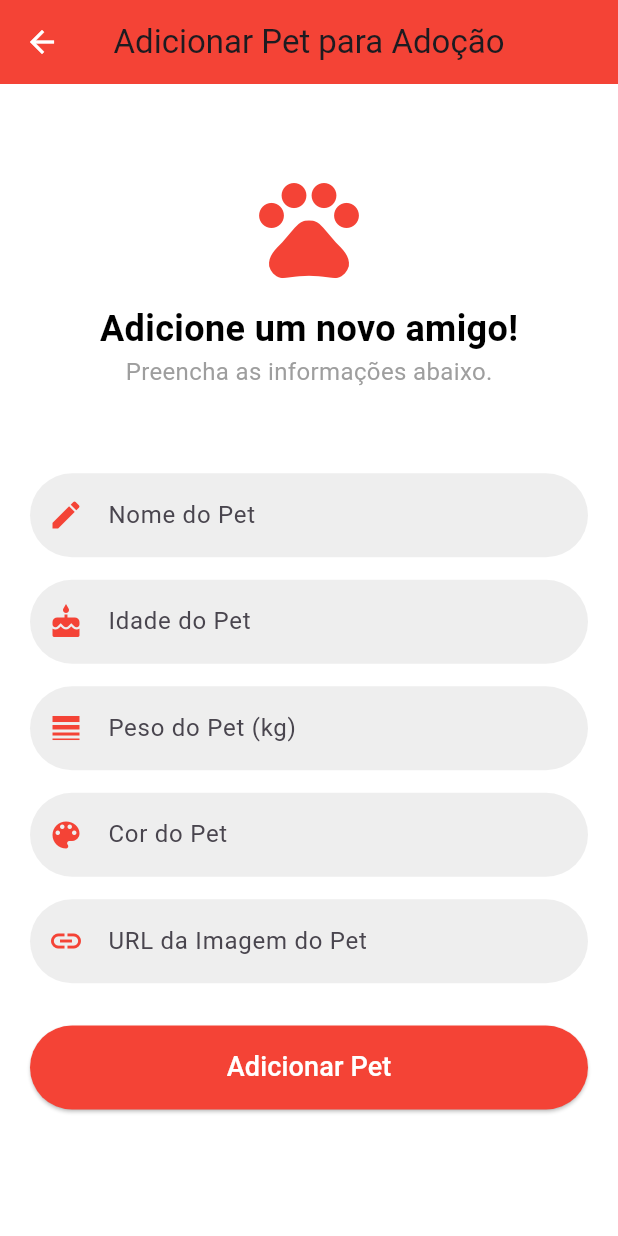
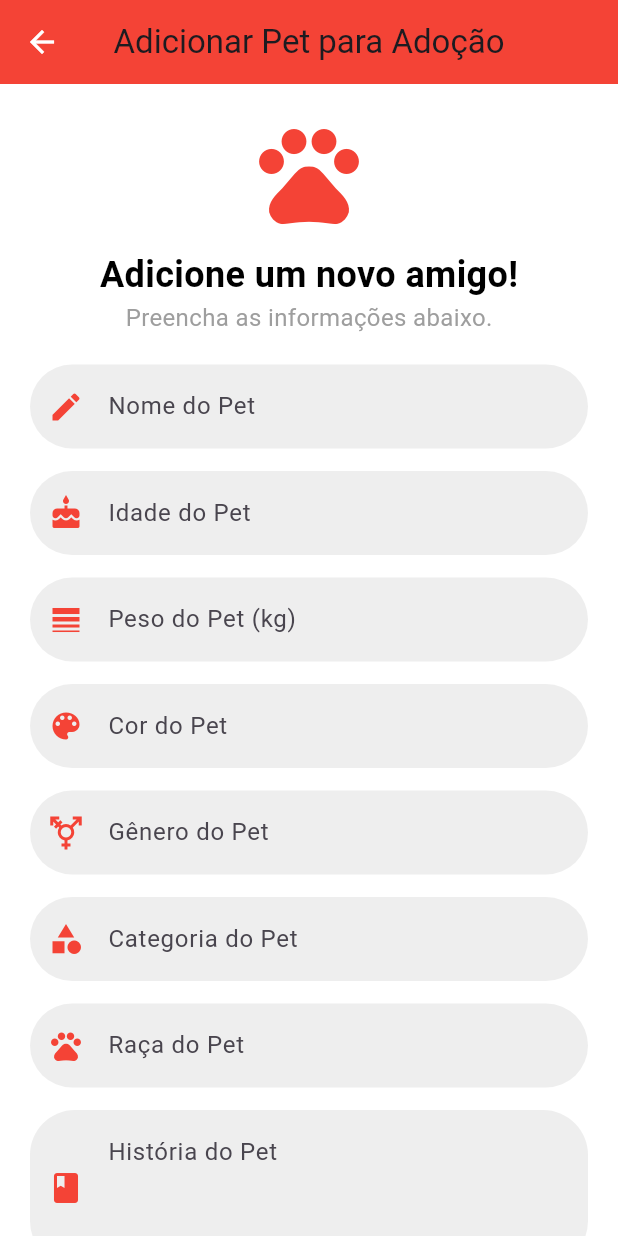
Before and after one commit to oFelipeee/Pet_adopt, a Flutter app: the AddPetScreen screen opened directly, on a phone screen of 412 x 824 dp. Run offline on Flutter 3.47's test engine with Material 3 defaults, Android fonts, the phone set to English and light mode, and no system bars; our stand-ins replace shared_preferences; accounts and stored records are empty.

Commit message:
Estilização

```diff
--- a/lib/view/add_pet_screen.dart
+++ b/lib/view/add_pet_screen.dart
@@ -8,6 +8,10 @@ class AddPetScreen extends StatelessWidget {
   final TextEditingController weightController = TextEditingController();
   final TextEditingController colorController = TextEditingController();
   final TextEditingController imageController = TextEditingController();
+  final TextEditingController genderController = TextEditingController();
+  final TextEditingController categoryController = TextEditingController();
+  final TextEditingController breedController = TextEditingController();
+  final TextEditingController storyController = TextEditingController();
 
   @override
   Widget build(BuildContext context) {
@@ -26,11 +30,12 @@ class AddPetScreen extends StatelessWidget {
           ),
         ),
         backgroundColor: Colors.white,
-        body: Padding(
+        body: SingleChildScrollView(
+          child: Padding(
             padding: const EdgeInsets.symmetric(horizontal: 20.0),
             child: Column(
               children: [
-              const Spacer(flex: 2),
+                const SizedBox(height: 20),
 
                 // Ícone e Header
                 Column(
@@ -55,7 +60,7 @@ class AddPetScreen extends StatelessWidget {
                     ),
                   ],
                 ),
-              const Spacer(flex: 2),
+                const SizedBox(height: 20),
 
                 // Campos de entrada
                 _buildTextField(
@@ -85,23 +90,54 @@ class AddPetScreen extends StatelessWidget {
                 ),
                 const SizedBox(height: 15),
                 _buildTextField(
+                  genderController,
+                  "Gênero do Pet",
+                  prefixIcon: Icons.transgender,
+                ),
+                const SizedBox(height: 15),
+                _buildTextField(
+                  categoryController,
+                  "Categoria do Pet",
+                  prefixIcon: Icons.category,
+                ),
+                const SizedBox(height: 15),
+                _buildTextField(
+                  breedController,
+                  "Raça do Pet",
+                  prefixIcon: Icons.pets,
+                ),
+                const SizedBox(height: 15),
+                _buildTextField(
+                  storyController,
+                  "História do Pet",
+                  prefixIcon: Icons.book,
+                  maxLines: 3,
+                ),
+                const SizedBox(height: 15),
+                _buildTextField(
                   imageController,
                   "URL da Imagem do Pet",
                   prefixIcon: Icons.link,
                 ),
-              const Spacer(),
+                const SizedBox(height: 20),
 
                 // Botão de Adicionar
                 SizedBox(
                   width: double.infinity,
                   child: ElevatedButton(
                     onPressed: () async {
+                      // Validação dos campos
+                      if (_validateFields(context)) {
                         try {
                           await petController.addPet(
                             name: nameController.text,
                             age: int.parse(ageController.text),
                             weight: double.parse(weightController.text),
                             color: colorController.text,
+                            gender: genderController.text,
+                            category: categoryController.text,
+                            breed: breedController.text,
+                            story: storyController.text,
                             images: [imageController.text],
                           );
                           ScaffoldMessenger.of(context).showSnackBar(
@@ -113,6 +149,7 @@ class AddPetScreen extends StatelessWidget {
                           ScaffoldMessenger.of(context).showSnackBar(
                             SnackBar(content: Text('Erro: $e')),
                           );
+                        }
                       }
                     },
                     style: ElevatedButton.styleFrom(
@@ -131,11 +168,61 @@ class AddPetScreen extends StatelessWidget {
                     ),
                   ),
                 ),
-              const Spacer(flex: 3),
+                const SizedBox(height: 30),
               ],
             ),
           ),
         ),
+      ),
+    );
+  }
+
+  // Função para validar os campos
+  bool _validateFields(BuildContext context) {
+    if (nameController.text.isEmpty ||
+        ageController.text.isEmpty ||
+        weightController.text.isEmpty ||
+        colorController.text.isEmpty ||
+        genderController.text.isEmpty ||
+        categoryController.text.isEmpty ||
+        breedController.text.isEmpty ||
+        storyController.text.isEmpty ||
+        imageController.text.isEmpty) {
+      _showAlert(context, "Por favor, preencha todos os campos.");
+      return false;
+    }
+
+    if (int.tryParse(ageController.text) == null || int.parse(ageController.text) <= 0) {
+      _showAlert(context, "Idade inválida. Por favor, insira um número positivo.");
+      return false;
+    }
+
+    if (double.tryParse(weightController.text) == null || double.parse(weightController.text) <= 0) {
+      _showAlert(context, "Peso inválido. Por favor, insira um número positivo.");
+      return false;
+    }
+
+    return true;
+  }
+
+  // Função para exibir o alerta
+  void _showAlert(BuildContext context, String message) {
+    showDialog(
+      context: context,
+      builder: (BuildContext context) {
+        return AlertDialog(
+          title: const Text("Erro"),
+          content: Text(message),
+          actions: <Widget>[
+            TextButton(
+              onPressed: () {
+                Navigator.of(context).pop();
+              },
+              child: const Text("OK"),
+            ),
+          ],
+        );
+      },
     );
   }
 
@@ -144,10 +231,12 @@ class AddPetScreen extends StatelessWidget {
     String hint, {
     TextInputType? keyboardType,
     IconData? prefixIcon,
+    int maxLines = 1,
   }) {
     return TextField(
       controller: controller,
       keyboardType: keyboardType,
+      maxLines: maxLines,
       decoration: InputDecoration(
         prefixIcon: Icon(prefixIcon, color: Colors.red),
         hintText: hint,
```
Also changed, not shown: lib/controller/pet_controller.dart (+13 -0 lines). Lines whose indentation alone changed are shown as unchanged.
